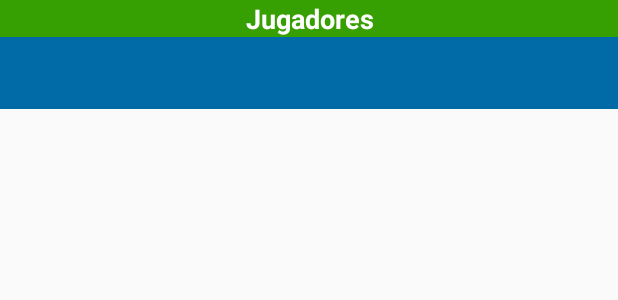
After one commit to Anthua22/FutApp, an Android app: the layout jugadores.xml on its own in the app's theme, with its tools: preview values and no code run, on a phone screen of 412 x 824 dp. The commit adds this screen. Shown: the top 300 px of the screen. Run offline under Robolectric (Android 15) with nearby library versions, the phone set to English and light mode, and no system bars.

Commit message:
Creo la vista de jiugadores y mejoro algunas cosas de otras vistas como la de resultado

```diff
--- a/app/src/main/java/com/example/futapp/VistasFragments/PartidoFragment.java
+++ b/app/src/main/java/com/example/futapp/VistasFragments/PartidoFragment.java
@@ -72,6 +72,7 @@ public class PartidoFragment extends Fragment {
         tabLayout.addTab(tabLayout.newTab().setText("Resultado"));
         tabLayout.addTab(tabLayout.newTab().setText("Jugadores"));
         tabLayout.addTab(tabLayout.newTab().setText("Staff"));
+        tabLayout.addTab(tabLayout.newTab().setText("Faltas/Tiempo"));
         tabLayout.addTab(tabLayout.newTab().setText("Incidencias"));
 
         viewPager = view.findViewById(R.id.viewpager_partido);
--- a/app/src/main/java/com/example/futapp/VistasFragments/PartidosNuevosTabFragment.java
+++ b/app/src/main/java/com/example/futapp/VistasFragments/PartidosNuevosTabFragment.java
@@ -35,6 +35,8 @@ public class PartidosNuevosTabFragment extends Fragment {
     List<Partidos> partidos;
     Arbitros actual;
     ServicioApiRestUtilidades servicioApiRestUtilidades;
+
+
 
     public PartidosNuevosTabFragment(Arbitros actual) {
         this.actual = actual;
--- a/app/src/main/res/layout/datos_partido.xml
+++ b/app/src/main/res/layout/datos_partido.xml
@@ -67,7 +67,7 @@
                     android:text="Delegado de campo:"/>
                 <Spinner
                     android:id="@+id/delegados"
-                    android:layout_width="wrap_content"
+                    android:layout_width="100dp"
                     android:textSize="15dp"
                     android:layout_height="wrap_content"
                     />
@@ -172,6 +172,7 @@
                 android:text="-"
                 android:textSize="25dp"
                 android:layout_marginLeft="60dp"
+                android:layout_marginTop="15dp"
                 android:textStyle="bold"
                 />
 
--- /dev/null
+++ b/app/src/main/res/layout/jugadores.xml
@@ -0,0 +1,35 @@
+<?xml version="1.0" encoding="utf-8"?>
+<LinearLayout xmlns:android="http://schemas.android.com/apk/res/android"
+    android:layout_width="match_parent"
+    android:layout_height="match_parent"
+    xmlns:app="http://schemas.android.com/apk/res-auto"
+    android:orientation="vertical">
+
+    <TextView
+        android:layout_width="match_parent"
+        android:layout_height="wrap_content"
+        android:text="Jugadores"
+        android:gravity="center"
+        android:textStyle="bold"
+        android:textSize="18dp"
+        android:textColor="#FFF"
+        android:background="#369F01"/>
+
+    <com.google.android.material.tabs.TabLayout
+        android:layout_width="match_parent"
+        android:layout_height="wrap_content"
+        android:id="@+id/tablayout_jugadores"
+        android:background="#006BA7"
+        app:tabTextColor="#FFF"
+        app:tabGravity="fill"
+        app:layout_behavior = "@string/appbar_scrolling_view_behavior"
+        />
+
+    <androidx.viewpager.widget.ViewPager
+        android:layout_width="match_parent"
+        android:layout_height="wrap_content"
+        android:id="@+id/viewpager_jugadores"
+        app:layout_behavior="@string/appbar_scrolling_view_behavior"/>
+
+
+</LinearLayout>
--- a/app/src/main/res/layout/partido.xml
+++ b/app/src/main/res/layout/partido.xml
@@ -17,7 +17,7 @@
         <com.google.android.material.appbar.AppBarLayout
             android:layout_width="match_parent"
             android:layout_height="wrap_content"
-            android:layout_marginTop="15dp"
+            android:layout_marginTop="20dp"
             android:theme="@style/ThemeOverlay.AppCompat.Dark"
             android:gravity="center_horizontal">
 
--- a/app/src/main/res/layout/resultado_partido.xml
+++ b/app/src/main/res/layout/resultado_partido.xml
@@ -35,7 +35,7 @@
                 android:id="@+id/localnombre"
                 android:textStyle="bold"/>
             <EditText
-                android:layout_width="40dp"
+                android:layout_width="25dp"
                 android:layout_height="wrap_content"
                 android:layout_gravity="center"
                 android:id="@+id/goleslocal"
@@ -67,7 +67,7 @@
                 android:id="@+id/visistantenombre"
                 android:textStyle="bold"/>
             <EditText
-                android:layout_width="40dp"
+                android:layout_width="25dp"
                 android:layout_height="wrap_content"
                 android:inputType="number"
                 android:layout_gravity="center"
```
Also changed, not shown: app/src/main/java/com/example/futapp/Adaptadores/PagerAdapterPartido.java (+5 -2 lines), app/src/main/java/com/example/futapp/VistasFragments/JugadoresFragment.java (added, +41 -0 lines).
